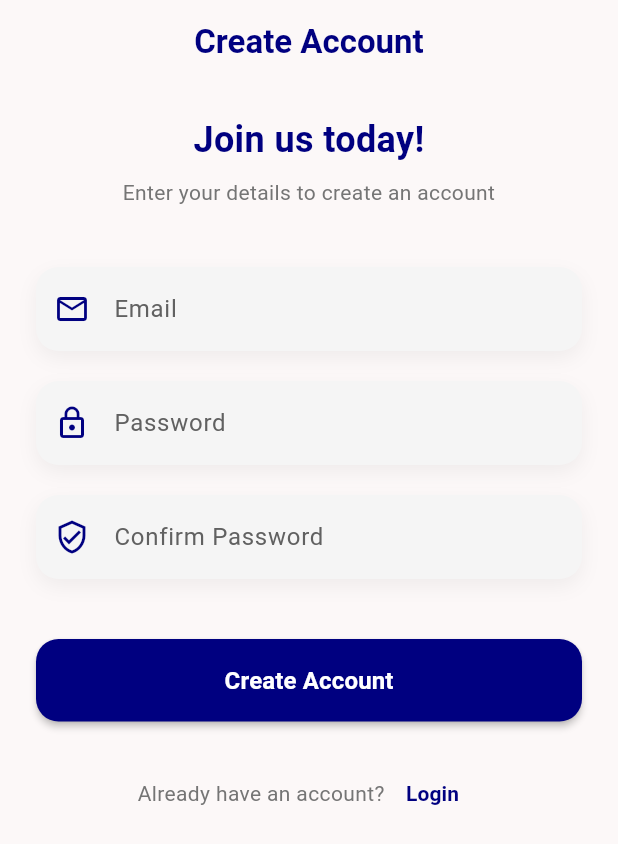
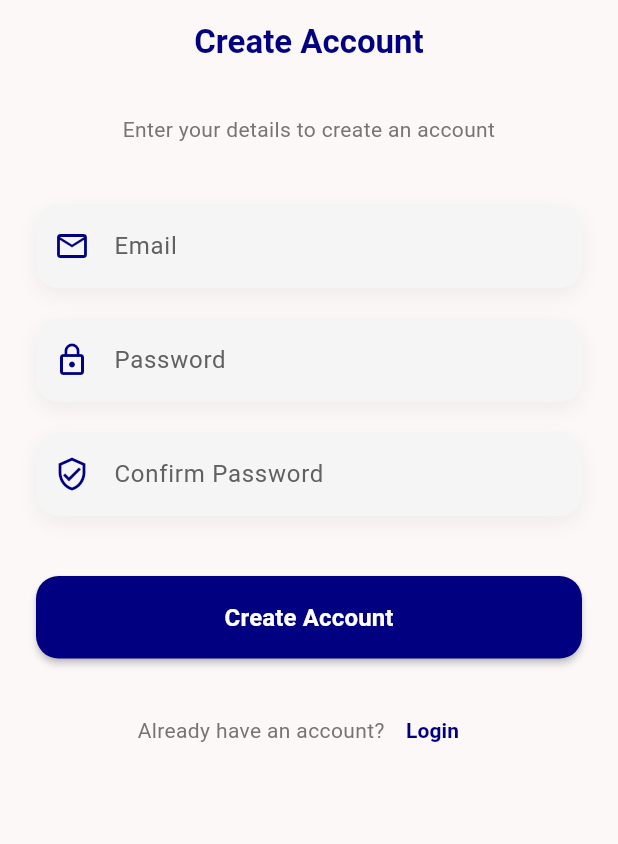
Before and after one commit to saurbhdhengle4/questionnairesapp, a Flutter app: the screen it shows after launch, on a phone screen of 412 x 824 dp. Shown: the top 844 px of the screen. Run offline on Flutter 3.47's test engine with Material 3 defaults, Android fonts, the phone set to English and light mode, and no system bars; our stand-ins replace flutter_dotenv, geolocator, get, get_storage, hive, hive_flutter; accounts and stored records are empty.

Commit message:
resloved issues and ceate new build

```diff
--- a/lib/app/modules/auth/register/register_view.dart
+++ b/lib/app/modules/auth/register/register_view.dart
@@ -31,16 +31,6 @@ class RegisterView extends GetView<RegisterController> {
           child: Column(
             crossAxisAlignment: CrossAxisAlignment.stretch,
             children: [
-              const Text(
-                'Join us today!',
-                style: TextStyle(
-                  fontSize: 24,
-                  fontWeight: FontWeight.bold,
-                  color: Color(0xFF000080),
-                ),
-                textAlign: TextAlign.center,
-              ),
-              const SizedBox(height: 8),
               Text(
                 'Enter your details to create an account',
                 style: TextStyle(color: Colors.grey[600]),
```
